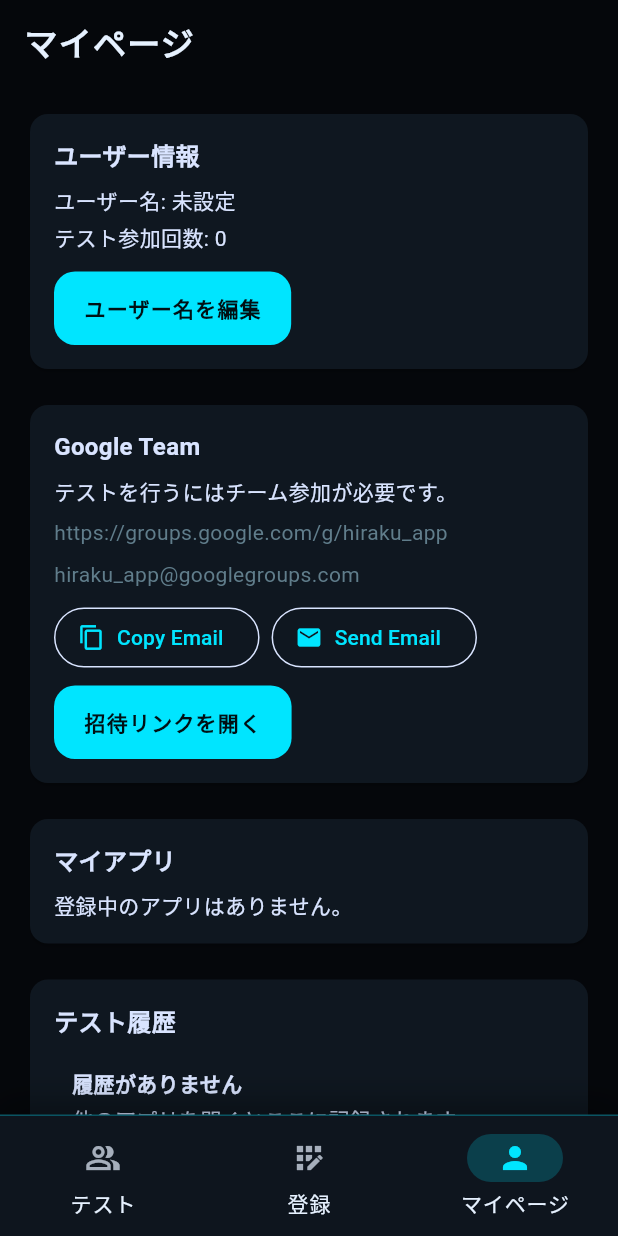
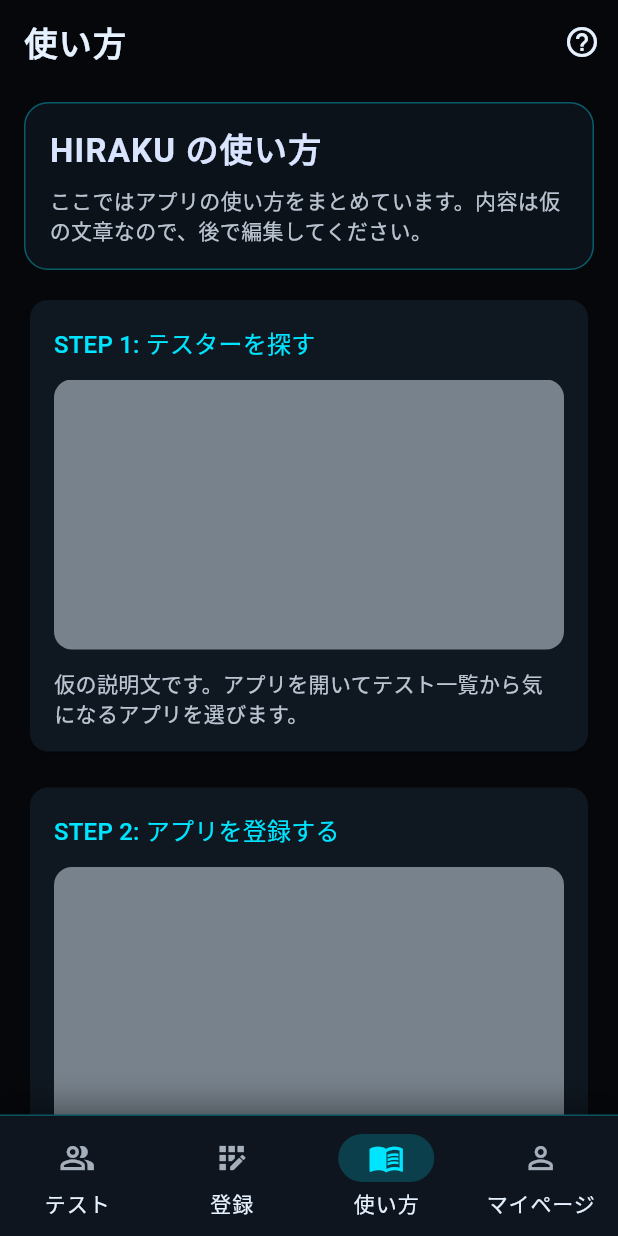
Before and after one commit to yuga1691/hiraku, a Flutter app: the HomeScreen screen opened directly, item 3 of the bottom bar chosen, on a phone screen of 412 x 824 dp. Run offline on Flutter 3.47's test engine with Material 3 defaults, Android fonts, the phone set to English and light mode, and no system bars; our stand-ins replace cloud_firestore, firebase_auth, firebase_core, image_picker, shared_preferences; accounts and stored records are empty; network calls fail; Roboto replaces fonts that are missing (RobotoMono).

Commit message:
Google play open function

```diff
--- a/lib/screens/home_screen.dart
+++ b/lib/screens/home_screen.dart
@@ -3,6 +3,7 @@
 import 'my_page_screen.dart';
 import 'register_screen.dart';
 import 'test_screen.dart';
+import 'usage_guide_screen.dart';
 
 class HomeScreen extends StatefulWidget {
   const HomeScreen({super.key});
@@ -17,6 +18,7 @@
   final List<Widget> _pages = const [
     TestScreen(),
     RegisterScreen(),
+    UsageGuideScreen(),
     MyPageScreen(),
   ];
 
@@ -60,6 +62,11 @@
               label: '登録',
             ),
             NavigationDestination(
+              icon: Icon(Icons.menu_book_outlined),
+              selectedIcon: Icon(Icons.menu_book),
+              label: '使い方',
+            ),
+            NavigationDestination(
               icon: Icon(Icons.person_outline),
               selectedIcon: Icon(Icons.person),
               label: 'マイページ',
--- a/lib/screens/my_page_screen.dart
+++ b/lib/screens/my_page_screen.dart
@@ -9,6 +9,7 @@
 import '../models/testing_model.dart';
 import '../services/firestore_service.dart';
 import '../widgets/empty_state.dart';
+import '../widgets/help_sheet.dart';
 import '../widgets/my_app_card.dart';
 
 class MyPageScreen extends StatefulWidget {
@@ -22,6 +23,19 @@
   final FirestoreService _firestoreService = FirestoreService();
   final DateFormat _dateFormat = DateFormat('yyyy/MM/dd HH:mm');
 
+  static const _helpSections = [
+    UsageHelpSection(
+      title: 'プロフィールを更新',
+      body: '仮の説明文です。ユーザー名を変更できます。',
+      assetPath: 'assets/guide/placeholder.png',
+    ),
+    UsageHelpSection(
+      title: 'テスト履歴を確認',
+      body: '仮の説明文です。開いたアプリの履歴が表示されます。',
+      assetPath: 'assets/guide/placeholder.png',
+    ),
+  ];
+
   @override
   Widget build(BuildContext context) {
     final user = FirebaseAuth.instance.currentUser;
@@ -31,7 +45,20 @@
       );
     }
     return Scaffold(
-      appBar: AppBar(title: const Text('マイページ')),
+      appBar: AppBar(
+        title: const Text('マイページ'),
+        actions: [
+          IconButton(
+            icon: const Icon(Icons.help_outline),
+            tooltip: '使い方を見る',
+            onPressed: () => showUsageHelpSheet(
+              context,
+              title: 'マイページの使い方',
+              sections: _helpSections,
+            ),
+          ),
+        ],
+      ),
       body: ListView(
         padding: const EdgeInsets.all(16),
         children: [
@@ -67,11 +94,11 @@
                 const SizedBox(height: 8),
                 Text('ユーザー名: ${username.isEmpty ? '未設定' : username}'),
                 const SizedBox(height: 4),
-                Text('テスト参加回数: $testedCount'),
+                Text('テスト回数: $testedCount'),
                 const SizedBox(height: 12),
                 FilledButton.tonal(
                   onPressed: () => _editUsername(userId, username),
-                  child: const Text('ユーザー名を編集'),
+                  child: const Text('ユーザー名を変更'),
                 ),
               ],
             ),
@@ -93,7 +120,7 @@
               style: TextStyle(fontSize: 16, fontWeight: FontWeight.bold),
             ),
             const SizedBox(height: 8),
-            const Text('テストを行うにはチーム参加が必要です。'),
+            const Text('テストに参加するにはチーム参加が必要です。'),
             const SizedBox(height: 8),
             Text(
               kTeamJoinUrl,
@@ -124,7 +151,7 @@
             const SizedBox(height: 8),
             FilledButton(
               onPressed: _openTeamUrl,
-              child: const Text('招待リンクを開く'),
+              child: const Text('リンクを開く'),
             ),
           ],
         ),
@@ -185,7 +212,7 @@
                 if (items.isEmpty) {
                   return const EmptyState(
                     title: '履歴がありません',
-                    message: '他のアプリを開くとここに記録されます。',
+                    message: 'テストしたアプリがここに表示されます。',
                   );
                 }
                 return Column(
@@ -215,7 +242,7 @@
     final result = await showDialog<String>(
       context: context,
       builder: (context) => AlertDialog(
-        title: const Text('ユーザー名を編集'),
+        title: const Text('ユーザー名を変更'),
         content: TextField(
           controller: controller,
           decoration: const InputDecoration(labelText: 'ユーザー名'),
--- a/lib/screens/register_screen.dart
+++ b/lib/screens/register_screen.dart
@@ -8,6 +8,7 @@
 import '../models/app_model.dart';
 import '../services/firestore_service.dart';
 import '../widgets/empty_state.dart';
+import '../widgets/help_sheet.dart';
 import '../widgets/my_app_card.dart';
 
 class RegisterScreen extends StatefulWidget {
@@ -27,6 +28,19 @@
   String? _iconBase64;
   bool _saving = false;
 
+  static const _helpSections = [
+    UsageHelpSection(
+      title: 'アプリ情報を入力',
+      body: '仮の説明文です。アプリ名とGoogle Play URLを入力します。',
+      assetPath: 'assets/guide/placeholder.png',
+    ),
+    UsageHelpSection(
+      title: 'アイコンを追加',
+      body: '仮の説明文です。ギャラリーからアイコン画像を選択します。',
+      assetPath: 'assets/guide/placeholder.png',
+    ),
+  ];
+
   @override
   void dispose() {
     _nameController.dispose();
@@ -44,7 +58,20 @@
       );
     }
     return Scaffold(
-      appBar: AppBar(title: const Text('登録')),
+      appBar: AppBar(
+        title: const Text('登録'),
+        actions: [
+          IconButton(
+            icon: const Icon(Icons.help_outline),
+            tooltip: '使い方を見る',
+            onPressed: () => showUsageHelpSheet(
+              context,
+              title: '登録の使い方',
+              sections: _helpSections,
+            ),
+          ),
+        ],
+      ),
       body: StreamBuilder<AppModel?>(
         stream: _firestoreService.watchMyActiveApp(user.uid),
         builder: (context, snapshot) {
@@ -57,7 +84,7 @@
               padding: const EdgeInsets.all(16),
               children: [
                 const Text(
-                  '現在のアプリ',
+                  '現在登録中のアプリ',
                   style: TextStyle(fontSize: 18, fontWeight: FontWeight.bold),
                 ),
                 const SizedBox(height: 12),
@@ -69,7 +96,7 @@
                 ),
                 const SizedBox(height: 12),
                 const Text(
-                  '同時に登録できるアプリは1つだけです。別のアプリを登録するには、先にテストを終了してください。',
+                  '次のアプリを登録するには、現在のテストを終了してください。',
                 ),
               ],
             );
@@ -92,7 +119,7 @@
         TextField(
           controller: _nameController,
           decoration: const InputDecoration(
-            labelText: 'アプリ名（タイトル）',
+            labelText: 'アプリ名',
             border: OutlineInputBorder(),
           ),
         ),
@@ -109,7 +136,7 @@
         TextField(
           controller: _messageController,
           decoration: const InputDecoration(
-            labelText: '一言コメント（任意）',
+            labelText: 'コメント（任意）',
             border: OutlineInputBorder(),
           ),
           maxLines: 2,
@@ -138,9 +165,8 @@
         ),
         const SizedBox(height: 16),
         const EmptyState(
-          title: '注意',
-          message:
-              '登録できるアプリは常に1つだけです。テスト終了後に次のアプリを登録してください。',
+          title: 'ポイント',
+          message: '登録できるアプリは同時に1つまでです。',
         ),
       ],
     );
--- a/lib/screens/test_screen.dart
+++ b/lib/screens/test_screen.dart
@@ -1,11 +1,13 @@
 import 'package:firebase_auth/firebase_auth.dart';
 import 'package:flutter/material.dart';
+import 'package:flutter/services.dart';
 
 import '../models/app_model.dart';
 import '../services/firestore_service.dart';
 import '../services/launcher_service.dart';
 import '../widgets/app_card.dart';
 import '../widgets/empty_state.dart';
+import '../widgets/help_sheet.dart';
 
 class TestScreen extends StatefulWidget {
   const TestScreen({super.key});
@@ -19,6 +21,19 @@
   final LauncherService _launcherService = LauncherService();
   final Set<String> _loadingAppIds = {};
 
+  static const _helpSections = [
+    UsageHelpSection(
+      title: 'テストするアプリを選ぶ',
+      body: '仮の説明文です。一覧からアプリを選んで詳細を確認します。',
+      assetPath: 'assets/guide/placeholder.png',
+    ),
+    UsageHelpSection(
+      title: 'アプリを開く',
+      body: '仮の説明文です。開くボタンを押すとストアが開きます。',
+      assetPath: 'assets/guide/placeholder.png',
+    ),
+  ];
+
   @override
   Widget build(BuildContext context) {
     final user = FirebaseAuth.instance.currentUser;
@@ -28,36 +43,124 @@
       );
     }
     return Scaffold(
-      appBar: AppBar(title: const Text('テスト')),
+      appBar: AppBar(
+        title: const Text('テスト'),
+        actions: [
+          IconButton(
+            icon: const Icon(Icons.help_outline),
+            tooltip: '使い方を見る',
+            onPressed: () => showUsageHelpSheet(
+              context,
+              title: 'テストの使い方',
+              sections: _helpSections,
+            ),
+          ),
+        ],
+      ),
       body: StreamBuilder<List<AppModel>>(
-        stream: _firestoreService.watchAvailableApps(user.uid),
+        stream: _firestoreService.watchAvailableApps(),
         builder: (context, snapshot) {
           if (snapshot.connectionState == ConnectionState.waiting) {
             return const Center(child: CircularProgressIndicator());
           }
+          if (snapshot.hasError) {
+            return EmptyState(
+              title: 'テスト一覧を読み込めません',
+              message: '読み込み中にエラーが発生しました: ${snapshot.error}',
+            );
+          }
           final apps = snapshot.data ?? [];
           if (apps.isEmpty) {
             return const EmptyState(
-              title: '利用できるアプリがありません',
-              message: '他のユーザーが登録したアプリが表示されます。しばらくお待ちください。',
+              title: 'テストできるアプリがありません',
+              message: '他のユーザーが登録したアプリが表示されます。',
+            );
+          }
+          final visibleApps =
+              apps.where((app) => app.ownerUserId != user.uid).toList();
+          if (visibleApps.isEmpty) {
+            return const EmptyState(
+              title: 'テストできるアプリがありません',
+              message: '他のユーザーが登録したアプリが表示されます。',
             );
           }
           return ListView.separated(
             padding: const EdgeInsets.all(16),
-            itemCount: apps.length,
+            itemCount: visibleApps.length,
             separatorBuilder: (_, __) => const SizedBox(height: 12),
             itemBuilder: (context, index) {
-              final app = apps[index];
+              final app = visibleApps[index];
               final loading = _loadingAppIds.contains(app.id);
               return AppCard(
                 app: app,
                 loading: loading,
-                onOpen: () => _openApp(user.uid, app),
+                onOpen: () => _showAppDetails(user.uid, app),
               );
             },
           );
         },
       ),
+    );
+  }
+
+  Future<void> _showAppDetails(String userId, AppModel app) async {
+    if (!mounted) return;
+    await showDialog<void>(
+      context: context,
+      builder: (context) {
+        return AlertDialog(
+          title: Text(app.name),
+          content: SingleChildScrollView(
+            child: Column(
+              crossAxisAlignment: CrossAxisAlignment.start,
+              mainAxisSize: MainAxisSize.min,
+              children: [
+                const Text('URL'),
+                const SizedBox(height: 4),
+                SelectableText(app.playUrl),
+                const SizedBox(height: 12),
+                const Text('コメント'),
+                const SizedBox(height: 4),
+                SelectableText(app.message.isEmpty ? '（コメントなし）' : app.message),
+              ],
+            ),
+          ),
+          actions: [
+            TextButton(
+              onPressed: () => Navigator.of(context).pop(),
+              child: const Text('閉じる'),
+            ),
+            TextButton(
+              onPressed: () async {
+                final opened = await _launcherService.openWebUrl(
+                  packageName: app.packageName,
+                  playUrl: app.playUrl,
+                );
+                if (!opened && mounted) {
+                  _showSnack('URLを開けませんでした。');
+                }
+              },
+              child: const Text('URLを開く'),
+            ),
+            TextButton(
+              onPressed: () async {
+                await Clipboard.setData(ClipboardData(text: app.playUrl));
+                if (mounted) {
+                  _showSnack('URLをコピーしました。');
+                }
+              },
+              child: const Text('URLをコピー'),
+            ),
+            FilledButton(
+              onPressed: () {
+                Navigator.of(context).pop();
+                _openApp(userId, app);
+              },
+              child: const Text('ストアを開く'),
+            ),
+          ],
+        );
+      },
     );
   }
 
@@ -68,7 +171,13 @@
         currentUserId: userId,
         targetApp: app,
       );
-      await _launcherService.openPlayStore(app.packageName);
+      final opened = await _launcherService.openPlayStore(
+        packageName: app.packageName,
+        playUrl: app.playUrl,
+      );
+      if (!opened) {
+        _showSnack('ストアを開けませんでした。URLを確認してください。');
+      }
     } catch (e) {
       _showSnack('起動に失敗しました: $e');
     } finally {
--- /dev/null
+++ b/lib/screens/usage_guide_screen.dart
@@ -0,0 +1,124 @@
+import 'package:flutter/material.dart';
+
+import '../widgets/help_sheet.dart';
+
+class UsageGuideScreen extends StatelessWidget {
+  const UsageGuideScreen({super.key});
+
+  static const _sections = [
+    UsageHelpSection(
+      title: 'STEP 1: テスターを探す',
+      body: '仮の説明文です。アプリを開いてテスト一覧から気になるアプリを選びます。',
+      assetPath: 'assets/guide/placeholder.png',
+    ),
+    UsageHelpSection(
+      title: 'STEP 2: アプリを登録する',
+      body: '仮の説明文です。自分のアプリを登録してテスターに見てもらいます。',
+      assetPath: 'assets/guide/placeholder.png',
+    ),
+    UsageHelpSection(
+      title: 'STEP 3: マイページで履歴を見る',
+      body: '仮の説明文です。テスト履歴や登録状況を確認します。',
+      assetPath: 'assets/guide/placeholder.png',
+    ),
+  ];
+
+  @override
+  Widget build(BuildContext context) {
+    final theme = Theme.of(context);
+    return Scaffold(
+      appBar: AppBar(
+        title: const Text('使い方'),
+        actions: [
+          IconButton(
+            icon: const Icon(Icons.help_outline),
+            tooltip: '使い方を見る',
+            onPressed: () => showUsageHelpSheet(
+              context,
+              title: '使い方（全体）',
+              sections: _sections,
+            ),
+          ),
+        ],
+      ),
+      body: ListView(
+        padding: const EdgeInsets.fromLTRB(16, 12, 16, 24),
+        children: [
+          Container(
+            padding: const EdgeInsets.all(16),
+            decoration: BoxDecoration(
+              color: theme.colorScheme.surface.withOpacity(0.7),
+              borderRadius: BorderRadius.circular(16),
+              border: Border.all(
+                color: theme.colorScheme.primary.withOpacity(0.35),
+              ),
+            ),
+            child: Column(
+              crossAxisAlignment: CrossAxisAlignment.start,
+              children: [
+                Text('HIRAKU の使い方', style: theme.textTheme.titleLarge),
+                const SizedBox(height: 8),
+                Text(
+                  'ここではアプリの使い方をまとめています。内容は仮の文章なので、後で編集してください。',
+                  style: theme.textTheme.bodyMedium?.copyWith(
+                    color: theme.colorScheme.onSurface.withOpacity(0.8),
+                  ),
+                ),
+              ],
+            ),
+          ),
+          const SizedBox(height: 16),
+          ..._sections.map((section) => _GuideCard(section: section)),
+        ],
+      ),
+    );
+  }
+}
+
+class _GuideCard extends StatelessWidget {
+  const _GuideCard({required this.section});
+
+  final UsageHelpSection section;
+
+  @override
+  Widget build(BuildContext context) {
+    final theme = Theme.of(context);
+    return Padding(
+      padding: const EdgeInsets.only(bottom: 16),
+      child: Card(
+        child: Padding(
+          padding: const EdgeInsets.all(16),
+          child: Column(
+            crossAxisAlignment: CrossAxisAlignment.start,
+            children: [
+              Text(
+                section.title,
+                style: theme.textTheme.titleMedium?.copyWith(
+                  color: theme.colorScheme.primary,
+                ),
+              ),
+              const SizedBox(height: 12),
+              if (section.assetPath != null)
+                ClipRRect(
+                  borderRadius: BorderRadius.circular(12),
+                  child: Image.asset(
+                    section.assetPath!,
+                    height: 180,
+                    width: double.infinity,
+                    fit: BoxFit.cover,
+                  ),
+                ),
+              const SizedBox(height: 12),
+              Text(
+                section.body,
+                style: theme.textTheme.bodyMedium?.copyWith(
+                  color: theme.colorScheme.onSurface.withOpacity(0.8),
+                ),
+              ),
+            ],
+          ),
+        ),
+      ),
+    );
+  }
+}
--- a/pubspec.yaml
+++ b/pubspec.yaml
@@ -68,6 +68,8 @@
   # assets:
   #   - images/a_dot_burr.jpeg
   #   - images/a_dot_ham.jpeg
+  assets:
+    - assets/guide/
 
   # An image asset can refer to one or more resolution-specific "variants", see
   # https://flutter.dev/to/resolution-aware-images
```
Also changed, not shown: lib/services/firestore_service.dart (+6 -9 lines), lib/services/launcher_service.dart (+62 -8 lines), lib/widgets/help_sheet.dart (added, +135 -0 lines), assets/guide/placeholder.png (added).
